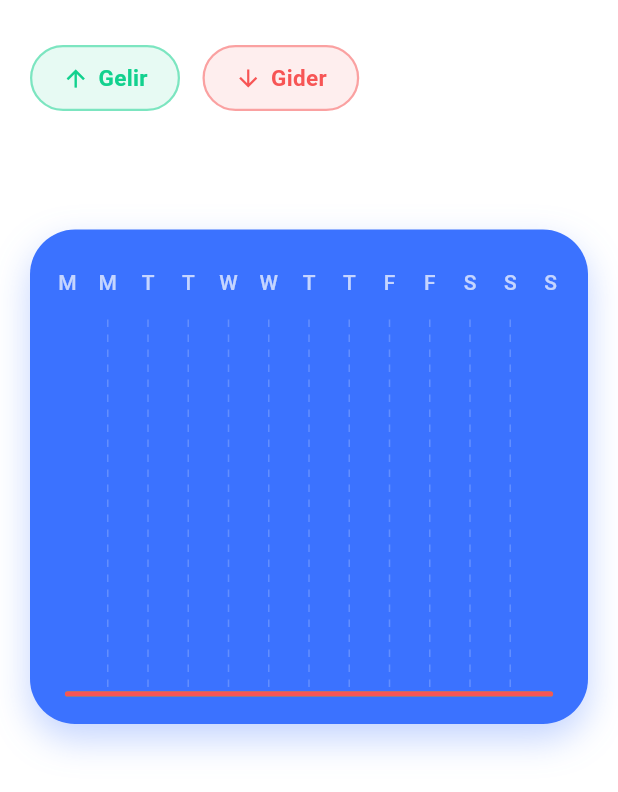
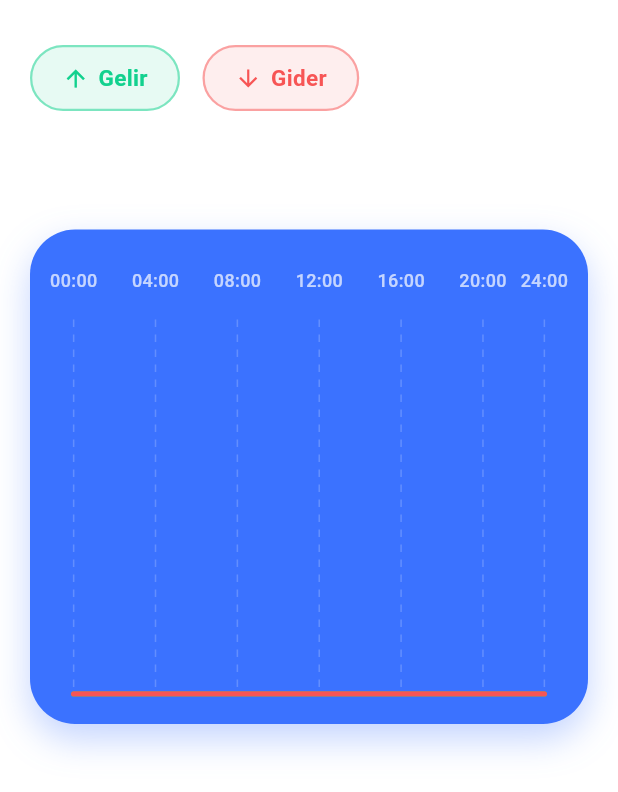
Before and after one commit to CihanAkkus/gelir_gider_takip, a Flutter app: the StatisticsView screen opened directly, after a tap on "Day", on a phone screen of 412 x 824 dp. Shown: the top 792 px of the screen. Run offline on Flutter 3.47's test engine with Material 3 defaults, Android fonts, the light colour scheme and no system bars; drawn by our look-alikes of fl_chart; our stand-ins replace get, sqflite; accounts and stored records are empty.

Commit message:
chart fixed

```diff
--- a/lib/repositories/transaction_repository.dart
+++ b/lib/repositories/transaction_repository.dart
@@ -67,11 +67,13 @@ class TransactionRepository {
     await DbHelper.delete(id);
   }
 
-  Future<List<Map<String, dynamic>>> getWeeklySummary(
+  Future<List<Map<String, dynamic>>> getChartSummary(
     String type,
     String startDate,
+    String endDate,
+    String timeFilter,
   ) async {
-    return await DbHelper.getWeeklySummary(type, startDate);
+    return await DbHelper.getChartSummary(type, startDate, endDate, timeFilter);
   }
 
   Future<double> getTotalAmount(
--- a/lib/services/db_helper.dart
+++ b/lib/services/db_helper.dart
@@ -148,21 +148,40 @@ class DbHelper {
     return 0.0;
   }
 
-  static Future<List<Map<String, dynamic>>> getWeeklySummary(
+  static Future<List<Map<String, dynamic>>> getChartSummary(
     String type,
     String startDate,
+    String endDate,
+    String timeFilter,
   ) async {
     if (_db == null) return [];
 
+    String dateFormat;
+    switch (timeFilter) {
+      case 'Day':
+        dateFormat = '%H';
+        break;
+      case 'Month':
+        dateFormat = '%d';
+        break;
+      case 'Year':
+        dateFormat = '%m';
+        break;
+      case 'Week':
+      default:
+        dateFormat = '%w';
+        break;
+    }
+
     String query =
         '''
-      SELECT strftime('%w', $colDate) as dayOfWeek, SUM($colAmount) as total
+      SELECT strftime('$dateFormat', substr($colDate, 1, 19)) as timeUnit, SUM($colAmount) as total
       FROM $_tableName
-      WHERE $colType = ? AND $colDate >= ?
-      GROUP BY dayOfWeek
+      WHERE $colType = ? AND $colDate >= ? AND $colDate <= ?
+      GROUP BY timeUnit
     ''';
 
-    return await _db!.rawQuery(query, [type, startDate]);
+    return await _db!.rawQuery(query, [type, startDate, endDate]);
   }
 
   static Future<int> delete(String id) async {
--- a/lib/viewmodels/add_transaction_viewmodel.dart
+++ b/lib/viewmodels/add_transaction_viewmodel.dart
@@ -34,7 +34,15 @@ class AddTransactionViewModel extends GetxController {
   }
 
   void updateDate(DateTime date) {
-    selectedDate.value = date;
+    final now = DateTime.now();
+    selectedDate.value = DateTime(
+      date.year,
+      date.month,
+      date.day,
+      now.hour,
+      now.minute,
+      now.second,
+    );
   }
 
   Future<void> saveTransaction() async {
--- a/lib/viewmodels/statistics_viewmodel.dart
+++ b/lib/viewmodels/statistics_viewmodel.dart
@@ -5,12 +5,9 @@ import 'package:get/get.dart';
 
 class StatisticsViewModel extends GetxController {
   var selectedTimeFilter = 'Week'.obs;
-
   final List<String> timeFilters = ['Day', 'Week', 'Month', 'Year'];
-
   final RxList<FlSpot> incomeSpots = <FlSpot>[].obs;
   final RxList<FlSpot> expenseSpots = <FlSpot>[].obs;
-
   var showIncome = true.obs;
   var showExpense = true.obs;
 
@@ -20,53 +17,104 @@ class StatisticsViewModel extends GetxController {
     generateChartData();
   }
 
+  double get maxX {
+    final filter = selectedTimeFilter.value;
+    switch (filter) {
+      case 'Day':
+        return 23;
+      case 'Month':
+        return (DateTime(DateTime.now().year, DateTime.now().month + 1, 0).day -
+                1)
+            .toDouble();
+      case 'Year':
+        return 11;
+      case 'Week':
+      default:
+        return 6;
+    }
+  }
+
   Future<void> generateChartData() async {
     final repository = Get.find<TransactionViewModel>().repository;
-    //yukarda binding sınıfı içerisinde biz zaten TransactionViewModel constructor'ına
-    //parametresini gönderiyoruz burada sadece ona yeni referans ile ulaşıyoruz
-    //herkes aynı controller'a ulaşıyor yani get.put özelinde böyle bu
-    //get.create olsaydı böyle 1 tane obje olmayacaktı sadece
-
+    final filter = selectedTimeFilter.value;
     final now = DateTime.now();
     final today = DateTime(now.year, now.month, now.day);
-    var startOfWeek = today.subtract(
-      Duration(days: DateTime.now().weekday - 1),
-    );
+
+    DateTime startDate;
+    DateTime endDate;
+    int spotCount;
+
+    switch (filter) {
+      case 'Day':
+        startDate = today;
+        endDate = today
+            .add(const Duration(days: 1))
+            .subtract(const Duration(seconds: 1));
+        spotCount = 24;
+        break;
+      case 'Month':
+        startDate = DateTime(now.year, now.month, 1);
+        spotCount = DateTime(now.year, now.month + 1, 0).day;
+        endDate = DateTime(now.year, now.month, spotCount, 23, 59, 59);
+        break;
+      case 'Year':
+        startDate = DateTime(now.year, 1, 1);
+        endDate = DateTime(now.year, 12, 31, 23, 59, 59);
+        spotCount = 12;
+        break;
+      case 'Week':
+      default:
+        startDate = today.subtract(Duration(days: now.weekday - 1));
+        endDate = startDate.add(
+          const Duration(days: 6, hours: 23, minutes: 59, seconds: 59),
+        );
+        spotCount = 7;
+        break;
+    }
 
     List<FlSpot> tempIncome = List.generate(
-      7,
+      spotCount,
       (index) => FlSpot(index.toDouble(), 0.0),
     );
     List<FlSpot> tempExpense = List.generate(
-      7,
+      spotCount,
       (index) => FlSpot(index.toDouble(), 0.0),
     );
 
-    var expenseData = await repository.getWeeklySummary(
+    var expenseData = await repository.getChartSummary(
       TransactionType.gider.name,
-      startOfWeek.toIso8601String(),
+      startDate.toIso8601String(),
+      endDate.toIso8601String(),
+      filter,
     );
 
-    var incomeData = await repository.getWeeklySummary(
+    var incomeData = await repository.getChartSummary(
       TransactionType.gelir.name,
-      startOfWeek.toIso8601String(),
+      startDate.toIso8601String(),
+      endDate.toIso8601String(),
+      filter,
     );
 
-    for (var item in incomeData) {
-      int day = int.parse(item['dayOfWeek'].toString());
-      int index = (day == 0) ? 6 : (day - 1);
-      double y = double.parse(item['total'].toString());
+    void fillSpots(List<Map<String, dynamic>> data, List<FlSpot> spots) {
+      for (var item in data) {
+        if (item['timeUnit'] == null) continue;
 
-      tempIncome[index] = FlSpot(index.toDouble(), y);
+        int timeUnit = int.parse(item['timeUnit'].toString());
+        double y = double.parse(item['total'].toString());
+        int index = filter == 'Day'
+            ? timeUnit
+            : (filter == 'Week'
+                  ? ((timeUnit == 0) ? 6 : (timeUnit - 1))
+                  : timeUnit - 1);
+
+        if (index >= 0 && index < spotCount) {
+          spots[index] = FlSpot(index.toDouble(), y);
+        }
+      }
     }
 
-    for (var item in expenseData) {
-      int day = int.parse(item['dayOfWeek'].toString());
-      int index = (day == 0) ? 6 : (day - 1);
-      double y = double.parse(item['total'].toString());
-
-      tempExpense[index] = FlSpot(index.toDouble(), y);
-    }
+    fillSpots(incomeData, tempIncome);
+    fillSpots(expenseData, tempExpense);
 
     incomeSpots.assignAll(tempIncome);
     expenseSpots.assignAll(tempExpense);
@@ -81,7 +129,6 @@ class StatisticsViewModel extends GetxController {
     if (showIncome.value && !showExpense.value) {
       return;
     }
-
     showIncome.value = !showIncome.value;
   }
 
@@ -89,7 +136,6 @@ class StatisticsViewModel extends GetxController {
     if (showExpense.value && !showIncome.value) {
       return;
     }
-
     showExpense.value = !showExpense.value;
   }
 }
--- a/lib/viewmodels/transaction_viewmodel.dart
+++ b/lib/viewmodels/transaction_viewmodel.dart
@@ -16,7 +16,7 @@ class TransactionViewModel extends GetxController {
 
   int _currentOffset = 0;
   final int _limit =
-      20; //const yapmadık çünkü ilerde değiştirebilirim run-time ile belli olsun
+  20; //const yapmadık çünkü ilerde değiştirebilirim run-time ile belli olsun
 
   var isLoadingMore = false.obs;
   var hasMoreData = true.obs;
@@ -195,7 +195,7 @@ class TransactionViewModel extends GetxController {
           now.year,
           now.month,
           1,
-        ).subtract(const Duration(days: 1));
+        );
         break;
       case "Son 1 Ay":
         targetDate = now.subtract(const Duration(days: 30));
@@ -207,7 +207,7 @@ class TransactionViewModel extends GetxController {
         targetDate = DateTime(now.year, now.month - 6, now.day);
         break;
       case "Bu Yıl":
-        targetDate = DateTime(now.year, 1, 1).subtract(const Duration(days: 1));
+        targetDate = DateTime(now.year, 1, 1);
         break;
       case "Tümü":
       default:
@@ -221,16 +221,13 @@ class TransactionViewModel extends GetxController {
 
     try {
       final category = categories.firstWhere(
-        (cat) => cat.name == selectedFilteredCategory.value,
+            (cat) => cat.name == selectedFilteredCategory.value,
       );
       return category.id;
     } catch (e) {
       return null;
     }
   }
-
-  //eğer filtreleme işlemleri çok artarsa, bir helper method ile ayrı bir class-
-  //içerisinde yazabiliriz  bu methodu
   void applyFilters() {
     getTransactions();
   }
@@ -251,8 +248,9 @@ class TransactionViewModel extends GetxController {
     );
   }
 
-  List<String> get categoryNames => [
-    "Tümü",
-    ...categories.map((category) => category.name).toList(),
-  ];
+  List<String> get categoryNames =>
+      [
+        "Tümü",
+        ...categories.map((category) => category.name).toList(),
+      ];
 }
--- a/lib/views/statistics_view.dart
+++ b/lib/views/statistics_view.dart
@@ -166,10 +166,42 @@ class _StatisticsViewState extends State<StatisticsView>
                 child: Obx(() {
                   return LineChart(
                     LineChartData(
+                      clipData: const FlClipData.none(),
+                      minX: -0.3,
+                      maxX: statisticsController.maxX + 0.3,
+                      minY: 0,
+                      borderData: FlBorderData(show: false),
+
                       gridData: FlGridData(
                         show: true,
                         drawHorizontalLine: false,
                         drawVerticalLine: true,
+                        verticalInterval: 1,
+                        //baselineX: 0,
+                        checkToShowVerticalLine: (value) {
+                          if (value % 1 != 0) return false;
+
+                          final filter =
+                              statisticsController.selectedTimeFilter.value;
+                          int index = value.toInt();
+
+                          if (index < 0 || index > statisticsController.maxX)
+                            return false;
+
+                          switch (filter) {
+                            case 'Day':
+                              if (index % 4 == 0 || index == 23) return true;
+                              return false;
+                            case 'Week':
+                              return true;
+                            case 'Month':
+                              if (index % 5 == 0) return true;
+                              return false;
+                            case 'Year':
+                              return true;
+                          }
+                          return false;
+                        },
                         getDrawingVerticalLine: (value) {
                           return FlLine(
                             color: Colors.white.withOpacity(0.2),
@@ -178,82 +210,152 @@ class _StatisticsViewState extends State<StatisticsView>
                           );
                         },
                       ),
+
                       titlesData: FlTitlesData(
                         show: true,
-                        rightTitles: AxisTitles(
+                        rightTitles: const AxisTitles(
                           sideTitles: SideTitles(showTitles: false),
                         ),
-                        bottomTitles: AxisTitles(
+                        bottomTitles: const AxisTitles(
                           sideTitles: SideTitles(showTitles: false),
                         ),
-                        leftTitles: AxisTitles(
+                        leftTitles: const AxisTitles(
                           sideTitles: SideTitles(showTitles: false),
                         ),
                         topTitles: AxisTitles(
                           sideTitles: SideTitles(
                             showTitles: true,
+                            interval: 1,
                             reservedSize: 35,
                             getTitlesWidget: (value, meta) {
-                              const days = ['M', 'T', 'W', 'T', 'F', 'S', 'S'];
-                              if (value.toInt() >= 0 &&
-                                  value.toInt() < days.length) {
+                              if (value % 1 != 0) return const Text('');
+
+                              int index = value.toInt();
+
+                              if (index < 0 ||
+                                  index > statisticsController.maxX)
+                                return const Text('');
+
+                              final filter =
+                                  statisticsController.selectedTimeFilter.value;
+                              String text = '';
+
+                              switch (filter) {
+                                case 'Day':
+                                  if (index % 4 == 0) {
+                                    text =
+                                        '${index.toString().padLeft(2, '0')}:00';
+                                  } else if (index == 23) {
+                                    text = '24:00';
+                                  }
+                                  break;
+                                case 'Week':
+                                  const days = [
+                                    'M',
+                                    'T',
+                                    'W',
+                                    'T',
+                                    'F',
+                                    'S',
+                                    'S',
+                                  ];
+                                  if (index >= 0 && index < 7)
+                                    text = days[index];
+                                  break;
+                                case 'Month':
+                                  if (index % 5 == 0) {
+                                    text = '${index + 1}';
+                                  }
+                                  break;
+                                case 'Year':
+                                  const months = [
+                                    'Jan',
+                                    'Feb',
+                                    'Mar',
+                                    'Apr',
+                                    'May',
+                                    'Jun',
+                                    'Jul',
+                                    'Aug',
+                                    'Sep',
+                                    'Oct',
+                                    'Nov',
+                                    'Dec',
+                                  ];
+                                  if (index >= 0 && index < 12)
+                                    text = months[index];
+                                  break;
+                              }
+
+                              if (text.isEmpty) return const Text('');
+
                               return Padding(
                                 padding: const EdgeInsets.only(bottom: 8.0),
                                 child: Text(
-                                    days[value.toInt()],
+                                  text,
                                   style: const TextStyle(
                                     color: Colors.white70,
-                                      fontSize: 14,
+                                    fontSize: 12,
                                     fontWeight: FontWeight.w500,
                                   ),
                                 ),
                               );
-                              }
-                              return const Text('');
                             },
                           ),
                         ),
                       ),
-                      borderData: FlBorderData(show: false),
-                      minX: 0,
-                      maxX: 6,
-                      minY: 0,
-                      //maxY: 11,
+
                       lineBarsData: [
-                        if (statisticsController.showIncome.value)
                         LineChartBarData(
-                            spots:statisticsController.incomeSpots.toList(),
+                          show: true,
+                          spots: statisticsController.showIncome.value
+                              ? statisticsController.incomeSpots.toList()
+                              : statisticsController.incomeSpots
+                                    .map((e) => FlSpot(e.x, 0))
+                                    .toList(),
                           isCurved: true,
-                            color: AppColors.incomeGreen,
+                          color: statisticsController.showIncome.value
+                              ? AppColors.incomeGreen
+                              : Colors.transparent,
                           barWidth: 3.5,
                           isStrokeCapRound: true,
-                            dotData: FlDotData(show: false),
+                          dotData: const FlDotData(show: false),
                           belowBarData: BarAreaData(
                             show: true,
                             gradient: LinearGradient(
                               colors: [
-                                  AppColors.incomeGreen.withOpacity(0.4),
-                                  AppColors.incomeGreen.withOpacity(0.0),
+                                statisticsController.showIncome.value
+                                    ? AppColors.incomeGreen.withOpacity(0.4)
+                                    : Colors.transparent,
+                                Colors.transparent,
                               ],
                               begin: Alignment.topCenter,
                               end: Alignment.bottomCenter,
                             ),
                           ),
                         ),
-                        if (statisticsController.showExpense.value)
                         LineChartBarData(
-                            spots: statisticsController.expenseSpots.toList(),
+                          show: true,
+                          spots: statisticsController.showExpense.value
+                              ? statisticsController.expenseSpots.toList()
+                              : statisticsController.expenseSpots
+                                    .map((e) => FlSpot(e.x, 0))
+                                    .toList(),
                           isCurved: true,
-                            color: AppColors.expenseRed,
+                          color: statisticsController.showExpense.value
+                              ? AppColors.expenseRed
+                              : Colors.transparent,
                           barWidth: 3.5,
                           isStrokeCapRound: true,
-                            dotData: FlDotData(show: false),
+                          dotData: const FlDotData(show: false),
                           belowBarData: BarAreaData(
                             show: true,
                             gradient: LinearGradient(
                               colors: [
-                                  AppColors.expenseRed.withOpacity(0.4),
-                                  AppColors.expenseRed.withOpacity(0.0),
+                                statisticsController.showExpense.value
+                                    ? AppColors.expenseRed.withOpacity(0.4)
+                                    : Colors.transparent,
+                                Colors.transparent,
                               ],
                               begin: Alignment.topCenter,
                               end: Alignment.bottomCenter,
```
Lines whose indentation alone changed are shown as unchanged.
